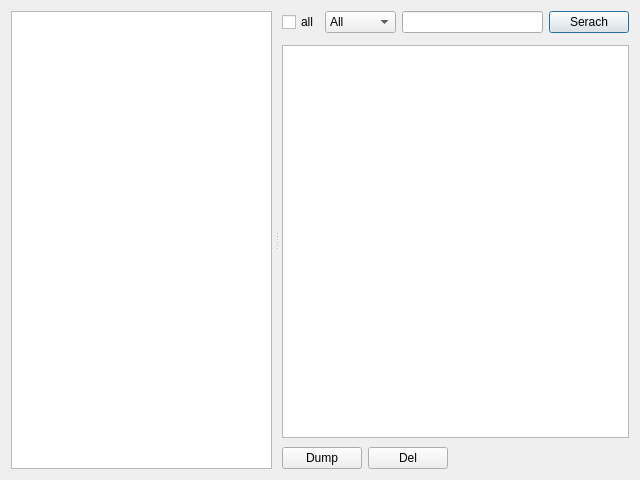
Before: the Qt Designer form form/logviewdialog.ui in kyyblabla/gas_check, drawn with Qt 5.
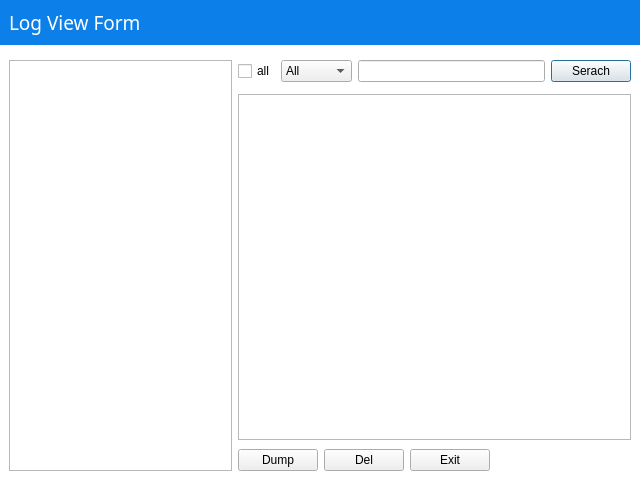
After: the same form once the commit is applied. Icons and pictures are not drawn.

```diff
--- a/form/logviewdialog.ui
+++ b/form/logviewdialog.ui
@@ -17,33 +17,53 @@
    <iconset resource="../rs/myrs.qrc">
     <normaloff>:/icofire.ico</normaloff>:/icofire.ico</iconset>
   </property>
+  <property name="styleSheet">
+   <string notr="true">QDialog{
+background-color: rgb(255, 255, 255);
+}</string>
+  </property>
+  <layout class="QVBoxLayout" name="verticalLayout_2">
+   <property name="margin">
+    <number>0</number>
+   </property>
+   <item>
+    <widget class="QWidget" name="widget_5" native="true">
+     <property name="styleSheet">
+      <string notr="true">QWidget#widget_5{
+   
+	background-color: #0C80E8;
+   
+
+}
+
+QWidget#widget_5 *{
+	color: rgb(255, 255, 255);
+
+}</string>
+     </property>
+     <layout class="QHBoxLayout" name="horizontalLayout_5">
+      <item>
+       <widget class="QLabel" name="label">
+        <property name="font">
+         <font>
+          <family>微软雅黑</family>
+          <pointsize>14</pointsize>
+         </font>
+        </property>
+        <property name="text">
+         <string>Log View Form</string>
+        </property>
+       </widget>
+      </item>
+     </layout>
+    </widget>
+   </item>
+   <item>
   <layout class="QHBoxLayout" name="horizontalLayout_3">
+     <property name="margin">
+      <number>9</number>
+     </property>
    <item>
-    <widget class="QSplitter" name="splitter">
-     <property name="cursor">
-      <cursorShape>ArrowCursor</cursorShape>
-     </property>
-     <property name="frameShape">
-      <enum>QFrame::NoFrame</enum>
-     </property>
-     <property name="frameShadow">
-      <enum>QFrame::Plain</enum>
-     </property>
-     <property name="lineWidth">
-      <number>1</number>
-     </property>
-     <property name="orientation">
-      <enum>Qt::Horizontal</enum>
-     </property>
-     <property name="opaqueResize">
-      <bool>true</bool>
-     </property>
-     <property name="handleWidth">
-      <number>10</number>
-     </property>
-     <property name="childrenCollapsible">
-      <bool>true</bool>
-     </property>
      <widget class="QTreeView" name="treeView">
       <property name="editTriggers">
        <set>QAbstractItemView::NoEditTriggers</set>
@@ -52,6 +72,8 @@
        <bool>false</bool>
       </attribute>
      </widget>
+     </item>
+     <item>
      <widget class="QWidget" name="widget_4" native="true">
       <property name="styleSheet">
        <string notr="true">QWidget#widget_4{
@@ -189,6 +211,13 @@
             </property>
            </widget>
           </item>
+           <item>
+            <widget class="QPushButton" name="pushButton_4">
+             <property name="text">
+              <string>Exit</string>
+             </property>
+            </widget>
+           </item>
           <item>
            <spacer name="horizontalSpacer">
             <property name="orientation">
@@ -207,7 +236,8 @@
        </item>
       </layout>
      </widget>
-    </widget>
+     </item>
+    </layout>
    </item>
   </layout>
  </widget>
```
Lines whose indentation alone changed are shown as unchanged.
